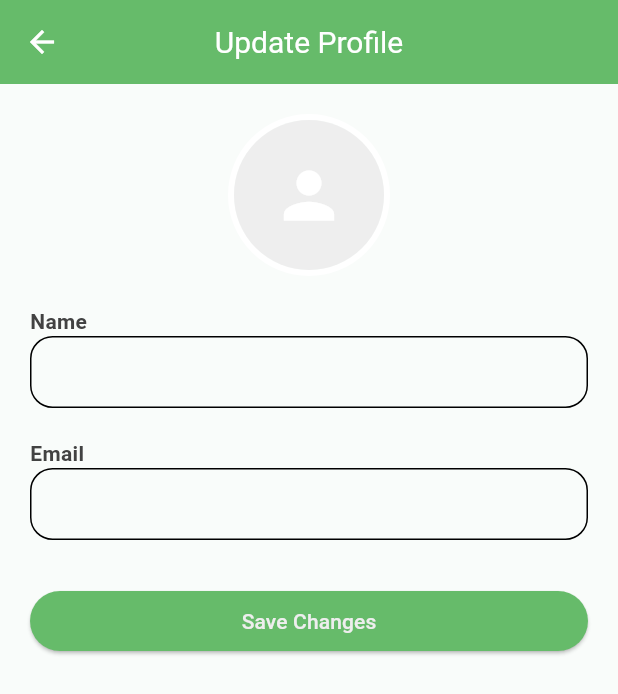
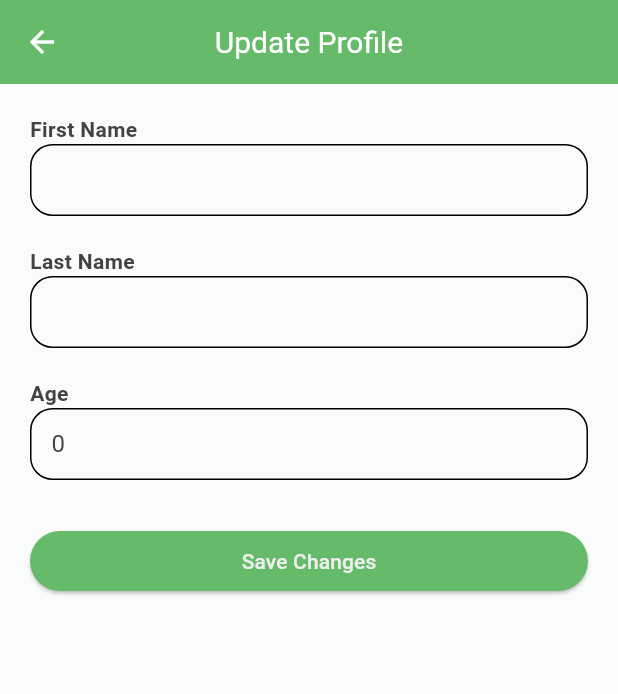
Before and after one commit to toska05/apapp, a Flutter app: the ProfilePage screen opened directly, after a tap on "Edit", on a phone screen of 412 x 824 dp. Shown: the top 694 px of the screen. Run offline on Flutter 3.47's test engine with Material 3 defaults, Android fonts, the light colour scheme and no system bars; our stand-ins replace camera, cloud_firestore, firebase_auth, firebase_core, geocoding, geolocator and 7 more; missing offline and left inert: flutter_polyline_points, gal, google_mlkit_image_labeling; accounts and stored records are empty.

Commit message:
fixes
what has been fixed: data update and display, small bugs

```diff
--- a/lib/pages/logging_in/register_page.dart
+++ b/lib/pages/logging_in/register_page.dart
@@ -58,7 +58,7 @@
   }
 
   Future addUserDetails(String firstName, String lastName, String email, String uid, int age) async {   //STring uid
-    await FirebaseFirestore.instance.collection('users').doc('uid').set({ //doc('uid').set
+    await FirebaseFirestore.instance.collection('users').doc(uid).set({ //doc('uid').set
         'first name': firstName,
         'last name': lastName,
         'email': email,
--- a/lib/pages/profile/edit_profile_page.dart
+++ b/lib/pages/profile/edit_profile_page.dart
@@ -1,8 +1,6 @@
 import 'package:flutter/material.dart';
 import 'package:firebase_auth/firebase_auth.dart';
-import 'dart:io';
-import 'package:image_picker/image_picker.dart';
-import 'package:firebase_storage/firebase_storage.dart';
+import 'package:cloud_firestore/cloud_firestore.dart';
 
 class UpdateProfilePage extends StatefulWidget {
   @override
@@ -11,21 +9,34 @@
 
 class _UpdateProfilePageState extends State<UpdateProfilePage> {
   final user = FirebaseAuth.instance.currentUser!;
-  final TextEditingController _nameController = TextEditingController();
-  final TextEditingController _emailController = TextEditingController();
+  final TextEditingController _firstNameController = TextEditingController();
+  final TextEditingController _lastNameController = TextEditingController();
+  final TextEditingController _ageController = TextEditingController();
   bool _isUpdating = false;
 
   @override
   void initState() {
     super.initState();
-    _nameController.text = user.displayName ?? "";
-    _emailController.text = user.email ?? "";
+    _loadUserData();
+  }
+
+  Future<void> _loadUserData() async {
+    DocumentSnapshot userDoc =
+        await FirebaseFirestore.instance.collection('users').doc(user.uid).get();
+
+    if (userDoc.exists) {
+      Map<String, dynamic> data = userDoc.data() as Map<String, dynamic>;
+      _firstNameController.text = data['first name'] ?? "";
+      _lastNameController.text = data['last name'] ?? "";
+      _ageController.text = data['age']?.toString() ?? "";
+    }
   }
 
   @override
   void dispose() {
-    _nameController.dispose();
-    _emailController.dispose();
+    _firstNameController.dispose();
+    _lastNameController.dispose();
+    _ageController.dispose();
     super.dispose();
   }
 
@@ -33,16 +44,20 @@
     setState(() {
       _isUpdating = true;
     });
+
     try {
-      await user.updateDisplayName(_nameController.text);
-      await user.reload();
-      FirebaseAuth.instance.currentUser;
+      await FirebaseFirestore.instance.collection('users').doc(user.uid).update({
+        'first name': _firstNameController.text.trim(),
+        'last name': _lastNameController.text.trim(),
+        'age': int.tryParse(_ageController.text.trim()) ?? 0,
+      });
+
       ScaffoldMessenger.of(context).showSnackBar(
         SnackBar(content: Text("Profile updated successfully!")),
       );
     } catch (e) {
       ScaffoldMessenger.of(context).showSnackBar(
-        SnackBar(content: Text("Error updating profile: \$e")),
+        SnackBar(content: Text("Error updating profile: $e")),
       );
     } finally {
       setState(() {
@@ -54,26 +69,22 @@
   @override
   Widget build(BuildContext context) {
     return Scaffold(
-      appBar: AppBar(
-          title: Text("Update Profile"), backgroundColor: Colors.green[400]),
+      appBar: AppBar(title: Text("Update Profile"), backgroundColor: Colors.green[400]),
       body: Padding(
         padding: const EdgeInsets.all(20.0),
         child: Column(
           crossAxisAlignment: CrossAxisAlignment.stretch,
           children: [
-            _buildProfileAvatar(),
+            _buildTextField("First Name", _firstNameController),
             SizedBox(height: 20),
-            _buildTextField("Name", _nameController),
+            _buildTextField("Last Name", _lastNameController),
             SizedBox(height: 20),
-            _buildTextField("Email", _emailController, readOnly: true),
+            _buildTextField("Age", _ageController, isNumber: true),
             SizedBox(height: 30),
             ElevatedButton(
               onPressed: _isUpdating ? null : _updateProfile,
-              style:
-                  ElevatedButton.styleFrom(backgroundColor: Colors.green[400]),
-              child: _isUpdating
-                  ? CircularProgressIndicator()
-                  : Text("Save Changes"),
+              style: ElevatedButton.styleFrom(backgroundColor: Colors.green[400]),
+              child: _isUpdating ? CircularProgressIndicator() : Text("Save Changes"),
             ),
           ],
         ),
@@ -81,79 +92,20 @@
     );
   }
 
-  Widget _buildTextField(String label, TextEditingController controller,
-      {bool readOnly = false}) {
+  Widget _buildTextField(String label, TextEditingController controller, {bool isNumber = false}) {
     return Column(
       crossAxisAlignment: CrossAxisAlignment.start,
       children: [
         Text(label, style: TextStyle(fontWeight: FontWeight.bold)),
         TextField(
           controller: controller,
-          readOnly: readOnly,
+          keyboardType: isNumber ? TextInputType.number : TextInputType.text,
           decoration: InputDecoration(
-            contentPadding:
-                EdgeInsets.symmetric(vertical: 10.0, horizontal: 10.0),
-            border:
-                OutlineInputBorder(borderRadius: BorderRadius.circular(15.0)),
+            contentPadding: EdgeInsets.symmetric(vertical: 10.0, horizontal: 10.0),
+            border: OutlineInputBorder(borderRadius: BorderRadius.circular(15.0)),
           ),
         ),
       ],
     );
   }
-
-  Widget _buildProfileAvatar() {
-    return GestureDetector(
-      onTap: _isUpdating ? null : _updateAvatar,
-      child: Container(
-        decoration: BoxDecoration(
-          shape: BoxShape.circle,
-          border: Border.all(color: Colors.white, width: 4),
-        ),
-        child: CircleAvatar(
-          backgroundImage:
-              user.photoURL != null ? NetworkImage(user.photoURL!) : null,
-          child:
-              user.photoURL == null ? const Icon(Icons.person, size: 50) : null,
-          radius: 50,
-        ),
-      ),
-    );
-  }
-
-  Future<void> _updateAvatar() async {
-    final ImagePicker _picker = ImagePicker();
-
-    final pickedFile = await _picker.pickImage(source: ImageSource.gallery);
-
-    if (pickedFile != null) {
-      setState(() {
-        _isUpdating = true;
-      });
-
-      try {
-        final File file = File(pickedFile.path);
-        final storageRef = FirebaseStorage.instance
-            .ref()
-            .child('user_avatars/${user.uid}.jpg');
-        await storageRef.putFile(file);
-        final photoURL = await storageRef.getDownloadURL();
-
-        await user.updatePhotoURL(photoURL);
-        await user.reload();
-        FirebaseAuth.instance.currentUser;
-
-        ScaffoldMessenger.of(context).showSnackBar(
-          SnackBar(content: Text("Avatar updated successfully!")),
-        );
-      } catch (e) {
-        ScaffoldMessenger.of(context).showSnackBar(
-          SnackBar(content: Text("Error updating avatar: $e")),
-        );
-      } finally {
-        setState(() {
-          _isUpdating = false;
-        });
-      }
-    }
-  }
 }
--- /dev/null
+++ b/lib/pages/profile/fetch_data.dart
@@ -0,0 +1,48 @@
+import 'package:cloud_firestore/cloud_firestore.dart';
+import 'package:flutter/material.dart';
+
+class GetUserInfo extends StatelessWidget {
+  final String documentId;
+
+  GetUserInfo({required this.documentId});
+
+  @override
+  Widget build(BuildContext context) {
+    CollectionReference users = FirebaseFirestore.instance.collection('users');
+
+    return StreamBuilder<DocumentSnapshot>(
+      stream: users.doc(documentId).snapshots(),
+      builder: (context, snapshot) {
+        if (snapshot.connectionState == ConnectionState.waiting) {
+          return CircularProgressIndicator();
+        }
+        if (snapshot.hasError) {
+          return Text("Error: ${snapshot.error}");
+        }
+        if (!snapshot.hasData || !snapshot.data!.exists) {
+          return Text("User not found");
+        }
+
+        Map<String, dynamic> data = snapshot.data!.data() as Map<String, dynamic>;
+
+        return Column(
+          mainAxisAlignment: MainAxisAlignment.center,
+          children: [
+            Text(
+              "${data['first name']} ${data['last name']}",
+              style: TextStyle(fontSize: 20, fontWeight: FontWeight.bold),
+            ),
+            Text(
+              "${data['email']}",
+              style: TextStyle(fontSize: 20, fontWeight: FontWeight.bold),
+            ),
+            Text(
+              "${data['age']} years old",
+              style: TextStyle(fontSize: 16, color: Colors.grey),
+            ),
+          ],
+        );
+      },
+    );
+  }
+}
--- a/lib/pages/profile/profile_page.dart
+++ b/lib/pages/profile/profile_page.dart
@@ -1,5 +1,6 @@
 import 'package:apapp/auth/auth_page.dart';
 import 'package:apapp/pages/profile/edit_profile_page.dart';
+import 'package:apapp/pages/profile/fetch_data.dart';
 import 'package:flutter/material.dart';
 import 'package:firebase_auth/firebase_auth.dart';
 import 'package:apapp/auth/main_page.dart';
@@ -14,26 +15,6 @@
 class _ProfilePageState extends State<ProfilePage> {
   final user = FirebaseAuth.instance.currentUser!;
   bool isLightMode = false;
-
-  // Se crean los controladores para 'Name' y 'Email'
-  late final TextEditingController _nameController;
-  late final TextEditingController _emailController;
-
-  @override
-  void initState() {
-    super.initState();
-    // Inicializamos los controladores con la información del usuario
-    _nameController = TextEditingController(text: user.displayName ?? "");
-    _emailController = TextEditingController(text: user.email ?? "");
-    print(user);
-  }
-
-  @override
-  void dispose() {
-    _nameController.dispose();
-    _emailController.dispose();
-    super.dispose();
-  }
 
   void logout() {
     FirebaseAuth.instance.signOut();
@@ -85,12 +66,10 @@
             child: Column(
               crossAxisAlignment: CrossAxisAlignment.stretch,
               children: [
-                _buildTextField('Name', _nameController),
+                GetUserInfo(documentId: user.uid),
+                const SizedBox(height: 150),
+                CustomSwitch(),
                 const SizedBox(height: 30),
-                _buildTextField('Email', _emailController),
-                const SizedBox(height: 30),
-                CustomSwitch(),
-                const SizedBox(height: 80),
                 _buildButton('Edit', Colors.green[400]!, () {
                   Navigator.of(context).push(
                     MaterialPageRoute(builder: (context) => UpdateProfilePage()),
@@ -163,29 +142,9 @@
         backgroundImage:
             user.photoURL != null ? NetworkImage(user.photoURL!) : null,
         child:
-            user.photoURL == null ? const Icon(Icons.person, size: 50) : null,
+            user.photoURL == null ? Image.asset("assets/logo.png", height: 30) : null,
         radius: 50,
       ),
-    );
-  }
-
-  Widget _buildTextField(String label, TextEditingController controller) {
-    return Column(
-      crossAxisAlignment: CrossAxisAlignment.start,
-      children: [
-        Text(label, style: const TextStyle(fontWeight: FontWeight.bold)),
-        TextField(
-          controller: controller,
-          readOnly: true,
-          decoration: InputDecoration(
-            contentPadding:
-                const EdgeInsets.symmetric(vertical: 10.0, horizontal: 10.0),
-            border: OutlineInputBorder(
-              borderRadius: BorderRadius.circular(15.0),
-            ),
-          ),
-        ),
-      ],
     );
   }
 
```
Also changed, not shown: lib/pages/logging_in/login_page.dart (+0 -26 lines).
